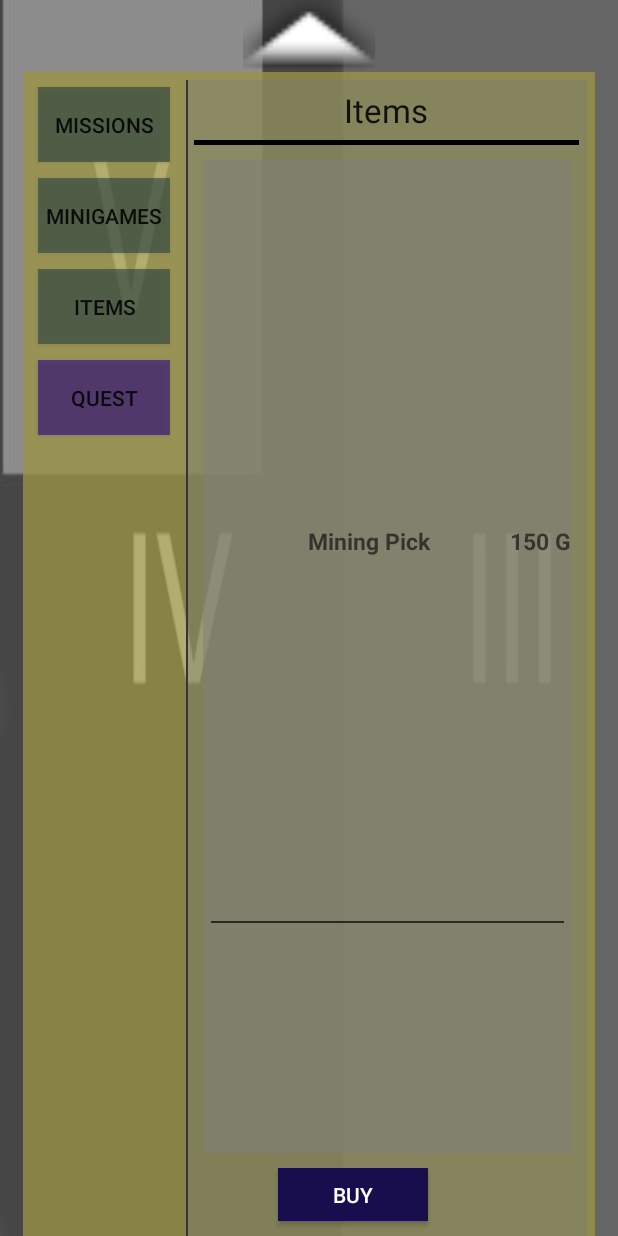
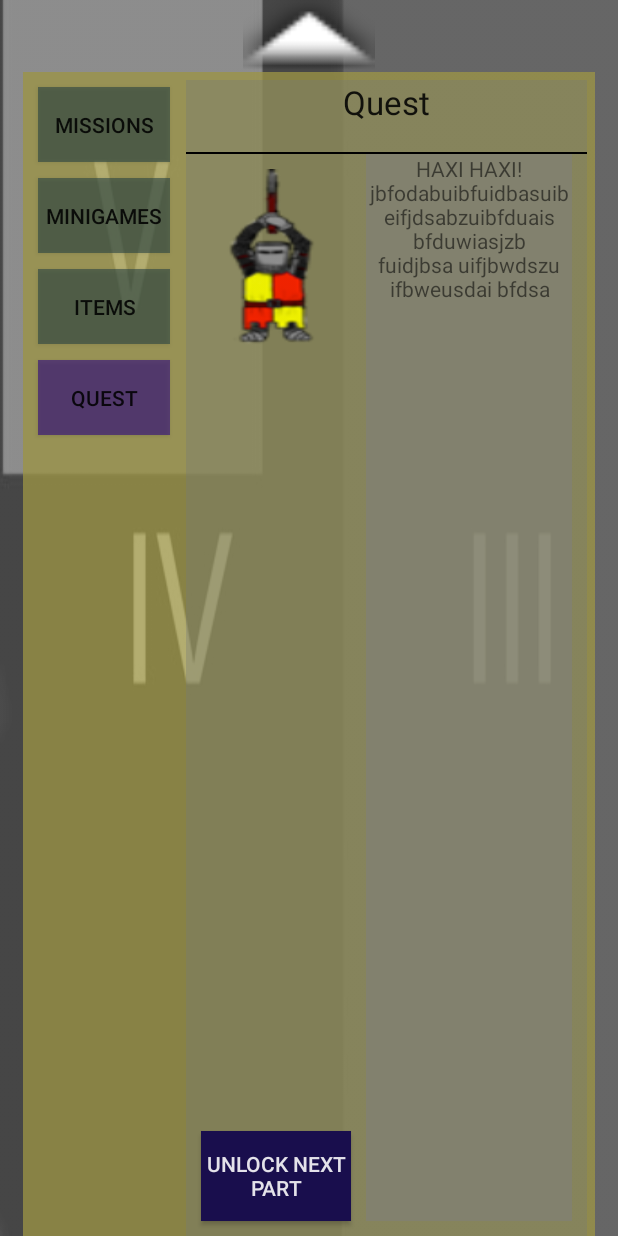
Before and after one commit to AndreasAnderssonBluedeer/ScentopiaTheGame, an Android app: the screen it shows after launch (MainActivity), after a tap on "QUEST", on a phone screen of 412 x 824 dp. Run offline under Robolectric (Android 15) with nearby library versions, the light colour scheme and no system bars; 3 other taps on this screen came first.

Commit message:
Item sparfunktion + grund för quest layout.

```diff
--- a/app/src/main/java/com/example/andreas/mainview/MainActivity.java
+++ b/app/src/main/java/com/example/andreas/mainview/MainActivity.java
@@ -22,6 +22,7 @@ import android.widget.RelativeLayout;
 import android.widget.SlidingDrawer;
 import android.widget.TextView;
 import android.widget.ViewFlipper;
+import java.util.*;
 
 import com.example.andreas.mainview.documents.Save;
 import com.example.andreas.mainview.shroom.ShroomActivity;
@@ -53,7 +54,7 @@ public class MainActivity extends Activity {
     private RelativeLayout mgLay;
     private RelativeLayout missLay;
     private RelativeLayout itemLay;
-    private RelativeLayout fliplay4;
+    private RelativeLayout questLay;
 
     private RelativeLayout mgShroom;
     private RelativeLayout mgSlashy;
@@ -65,6 +66,7 @@ public class MainActivity extends Activity {
     private Button btnItem;
     private Button btnMG;
     private Button btnMiss;
+
 
     @Override
     protected void onCreate(Bundle savedInstanceState) {
@@ -101,6 +103,7 @@ public class MainActivity extends Activity {
         mgLay=(RelativeLayout)findViewById(R.id.minigameLayout);
         missLay=(RelativeLayout)findViewById(R.id.missionLayout);
         itemLay=(RelativeLayout)findViewById(R.id.itemsLayout);
+        questLay=(RelativeLayout)findViewById(R.id.questLayout);
 
         mgShroom=(RelativeLayout)findViewById(R.id.mg1lay);
         mgSlashy=(RelativeLayout)findViewById(R.id.mg2lay);
@@ -177,7 +180,7 @@ public class MainActivity extends Activity {
 
                 txtGold.setText(gold+" G");
 
-                fillItemsList();
+                fillItemsList(save.getItems());
                 fillMissionList();
 
                 //Kalla på Karta och kontrollera mot sparad fil vilken karta som ska laddas.
@@ -235,10 +238,10 @@ public class MainActivity extends Activity {
         button.setBackgroundColor(Color.parseColor("#9e330e80"));
         flip.setDisplayedChild(flip.indexOfChild(itemLay));
     }
-    public void credits(View button){
+    public void quest(View button){
         resetButtoncolor();
         button.setBackgroundColor(Color.parseColor("#9e330e80"));
-      //  flip.setDisplayedChild(flip.indexOfChild(credLay));
+        flip.setDisplayedChild(flip.indexOfChild(questLay));
     }
 
     public void startSlashy(View layout){
@@ -285,11 +288,16 @@ public class MainActivity extends Activity {
             }
         }
     }
-    public void fillItemsList(){
+    public void fillItemsList(ArrayList<String> saveList){
 
-        ic=new ItemCollection(5,context);
+        ic=new ItemCollection(part,context);
 
         for(int i=0;i<ic.getItemList().size();i++){
+            for(int k=0;k<saveList.size();k++){
+                if(ic.getItemList().get(i).getName().equals(saveList.get(k))){
+                    ic.getItemList().get(i).buy();
+                }
+            }
             if(i>0){
                 RelativeLayout.LayoutParams params = new RelativeLayout.LayoutParams(
                         RelativeLayout.LayoutParams.WRAP_CONTENT, RelativeLayout.LayoutParams.WRAP_CONTENT);
@@ -300,6 +308,7 @@ public class MainActivity extends Activity {
                 itemScroll.addView(ic.getItemList().get(i));
             }
         }
+
     }
 
     public void markItem(View item){
@@ -334,13 +343,16 @@ public class MainActivity extends Activity {
                         gold=save.getGold();
                         txtGold.setText(gold + " G");
 
-                        mc=new MissionCollection(5,ic.getItemList(),context);
+                        ic.getItemList().get(i).buy();
+                        save.writeItem( ic.getItemList().get(i).getName());   //save item to file
+
 
 
                         scrollLay.removeAllViews();
+
                         fillMissionList();
 
-                        ic.getItemList().get(i).buy();
+
                         new AlertDialog.Builder(this)
 
                                 .setMessage(ic.getItemList().get(i).getName() + " is now Yours.")
--- a/app/src/main/java/com/example/andreas/mainview/MissionCollection.java
+++ b/app/src/main/java/com/example/andreas/mainview/MissionCollection.java
@@ -112,7 +112,7 @@ public class MissionCollection {
     public void fillBooleanMap(){
         int id=0;
         //Part one Items.
-        booleanList.put("Mining Pick",itemList.get(id).isBought());
+        booleanList.put("Mining Pick",itemList.get(id++).isBought());
         booleanList.put("Torch",itemList.get(id++).isBought());
         //Part two Items.
         booleanList.put("Sickle",itemList.get(id++).isBought());
--- a/app/src/main/java/com/example/andreas/mainview/documents/Save.java
+++ b/app/src/main/java/com/example/andreas/mainview/documents/Save.java
@@ -20,11 +20,11 @@ import java.io.*;
 public class Save {
 
     private DataInputStream goldReader;
-    private DataInputStream itemReader;
+    private BufferedReader itemReader;
     private DataInputStream partReader;
 
     private DataOutputStream goldWriter;
-    private DataOutputStream itemWriter;
+    private PrintWriter itemWriter;
     private DataOutputStream partWriter;
     private Context context;
 
@@ -38,28 +38,34 @@ public class Save {
     }
     public void writeItem(String item){ //Kolla så den inte skriver över..
         try {
+           itemWriter =new PrintWriter(new BufferedWriter(new OutputStreamWriter(
+                    context.openFileOutput("itemdoc.txt", Context.MODE_APPEND))));
 
-
-            //Något
+            itemWriter.println(item);
             itemWriter.flush();
         } catch (IOException e) {
             e.printStackTrace();
         }
     }
     public ArrayList<String> getItems(){
+        String item;
+        ArrayList<String> itemlist=new ArrayList<String>();
+        try {
+            itemReader = new BufferedReader(new InputStreamReader((
+                    context.openFileInput("itemdoc.txt"))));
 
-        ArrayList<String> itemlist=new ArrayList<String>();
-
-        String item;
-        try {
             item=itemReader.readLine();
-            while(item!=null){
-                itemlist.add(item);
-                item=itemReader.readLine();
-            }
+        while(item!=null){
+            System.out.println(item);
+            itemlist.add(item);
+            item=itemReader.readLine();
+        }
+        } catch (FileNotFoundException e) {
+            e.printStackTrace();
         } catch (IOException e) {
             e.printStackTrace();
         }
+
         return itemlist;
     }
     public void writePart(int part){    //Dubbelkolla så den skriver över TANKEVERKSTAD!.
--- a/app/src/main/res/layout/activity_main.xml
+++ b/app/src/main/res/layout/activity_main.xml
@@ -112,7 +112,7 @@
                     android:layout_below="@+id/btnItem"
                     android:layout_alignParentLeft="true"
                     android:layout_alignParentStart="true"
-                    android:onClick="credits"
+                    android:onClick="quest"
                     android:layout_marginLeft="10dp"
                     android:layout_marginTop="5dp"
                     android:layout_marginRight="5dp"
@@ -502,6 +502,83 @@
                             </ScrollView>
                         </RelativeLayout>
 
+                        <RelativeLayout xmlns:android="http://schemas.android.com/apk/res/android"
+                            android:orientation="vertical"
+                            android:layout_width="match_parent"
+                            android:layout_height="match_parent"
+                            android:id="@+id/questLayout">
+
+                            <Button
+                                android:layout_width="100dp"
+                                android:layout_height="60dp"
+                                android:text="Unlock Next Part"
+                                android:id="@+id/btnQUnlock"
+                                android:background="#ff190e4d"
+                                android:layout_alignBottom="@+id/questDesc"
+                                android:layout_alignParentLeft="true"
+                                android:layout_alignParentStart="true"
+                                android:layout_marginLeft="10dp"
+                                android:textColor="#e1ffffff" />
+
+                            <ImageView
+                                android:layout_width="fill_parent"
+                                android:layout_height="1dp"
+                                android:id="@+id/lineQ1"
+                                android:background="#ff000000"
+                                android:layout_above="@+id/QuestImg"
+                                android:layout_alignParentRight="true"
+                                android:layout_alignParentEnd="true" />
+
+                            <TextView
+                                android:layout_width="fill_parent"
+                                android:layout_height="fill_parent"
+                                android:textAppearance="?android:attr/textAppearanceSmall"
+                                android:text="HAXI HAXI!jbfodabuibfuidbasuib eifjdsabzuibfduais bfduwiasjzb fuidjbsa uifjbwdszu ifbweusdai bfdsa"
+                                android:id="@+id/questDesc"
+                                android:layout_alignParentRight="true"
+                                android:layout_alignParentEnd="true"
+                                android:layout_toRightOf="@+id/QuestImg"
+                                android:layout_toEndOf="@+id/QuestImg"
+                                android:background="#84808080"
+                                android:gravity="center_horizontal"
+                                android:layout_below="@+id/titleQuest"
+                                android:layout_marginTop="20dp"
+                                android:layout_marginLeft="10dp"
+                                android:layout_marginRight="10dp"
+                                android:layout_marginBottom="10dp" />
+
+                            <ImageView
+                                android:layout_width="100dp"
+                                android:layout_height="120dp"
+                                android:id="@+id/QuestImg"
+                                android:layout_alignTop="@+id/questDesc"
+                                android:layout_alignParentLeft="true"
+                                android:layout_alignParentStart="true"
+                                android:layout_marginLeft="10dp"
+                                android:layout_marginTop="10dp"
+                                android:background="@drawable/slashy_knight_neutral" />
+
+                            <TextView
+                                android:layout_width="wrap_content"
+                                android:layout_height="wrap_content"
+                                android:textAppearance="?android:attr/textAppearanceLarge"
+                                android:text="Quest"
+                                android:id="@+id/titleQuest"
+                                android:layout_alignParentTop="true"
+                                android:layout_centerHorizontal="true" />
+
+                            <ImageView
+                                android:layout_width="fill_parent"
+                                android:layout_height="1dp"
+                                android:id="@+id/lineQ2"
+                                android:background="#ff000000"
+                                android:layout_alignParentBottom="true"
+                                android:layout_below="@+id/questDesc"
+                                android:layout_alignParentRight="true"
+                                android:layout_alignParentEnd="true"
+                                android:layout_marginTop="10dp" />
+                        </RelativeLayout>
+
                     </ViewFlipper>
 
                 </RelativeLayout>
```
Also changed, not shown: app/src/main/java/com/example/andreas/mainview/Partquest.java (added, +7 -0 lines), app/src/main/res/layout/quest_layout.xml (added, +74 -0 lines).
